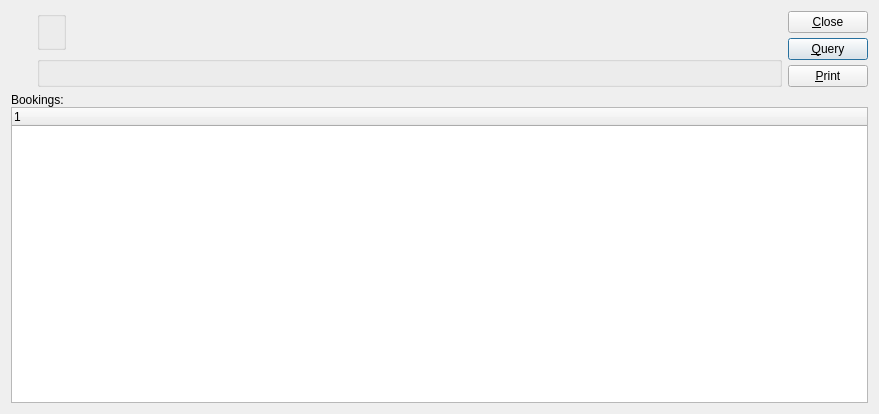
The window that guiclient/dspBookingsByShipTo.ui (Pegasus-RPG/xtuple-client) describes before a commit, drawn with Qt 5.
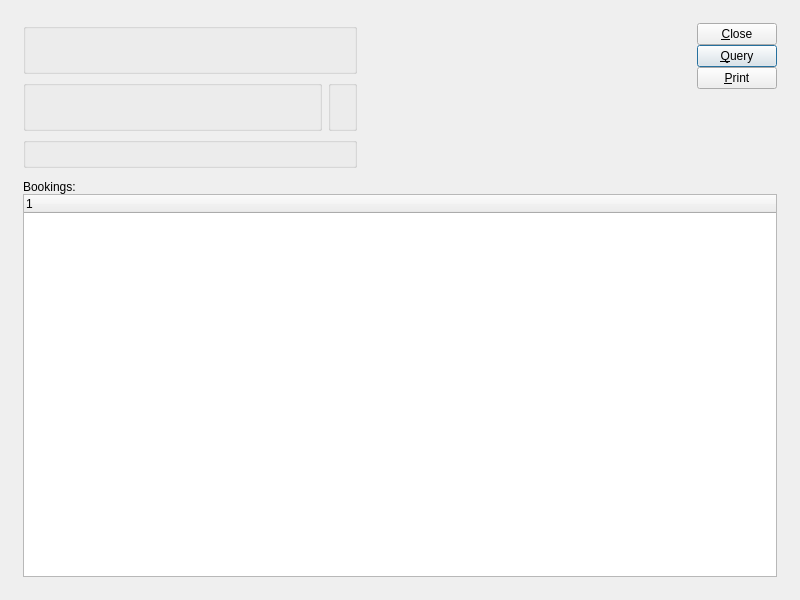
The same window after the commit. Custom widgets are drawn as their Qt base class.

Commit message: issue 8520:  Touch up layouts with tweaked clusters.

```diff
--- a/guiclient/dspBookingsByShipTo.ui
+++ b/guiclient/dspBookingsByShipTo.ui
@@ -13,18 +13,34 @@
    <rect>
     <x>0</x>
     <y>0</y>
-    <width>879</width>
-    <height>414</height>
+    <width>800</width>
+    <height>600</height>
    </rect>
   </property>
   <property name="windowTitle" >
    <string>Bookings by Ship-To</string>
   </property>
-   <layout class="QVBoxLayout" >
+  <layout class="QGridLayout" name="gridLayout_4" >
+   <item row="0" column="0" >
+    <layout class="QGridLayout" name="gridLayout_3" >
+     <property name="margin" >
+      <number>12</number>
+     </property>
+     <property name="spacing" >
+      <number>12</number>
+     </property>
+     <item row="0" column="0" >
+      <layout class="QHBoxLayout" name="horizontalLayout_3" >
     <item>
-     <layout class="QHBoxLayout" >
+        <layout class="QVBoxLayout" name="verticalLayout_2" >
       <item>
-       <layout class="QVBoxLayout" >
+          <widget class="QGroupBox" name="_custGroup" >
+           <property name="title" >
+            <string/>
+           </property>
+           <layout class="QGridLayout" name="gridLayout_2" >
+            <item row="0" column="0" >
+             <layout class="QVBoxLayout" name="verticalLayout" >
         <item>
          <widget class="CustCluster" name="_cust" />
         </item>
@@ -36,9 +52,9 @@
           <property name="orientation" >
            <enum>Qt::Vertical</enum>
           </property>
-          <property name="sizeHint" >
+                <property name="sizeHint" stdset="0" >
            <size>
-            <width>20</width>
+                  <width>17</width>
             <height>0</height>
            </size>
           </property>
@@ -46,39 +62,39 @@
         </item>
        </layout>
       </item>
+            <item row="0" column="1" >
+             <spacer name="horizontalSpacer" >
+              <property name="orientation" >
+               <enum>Qt::Horizontal</enum>
+              </property>
+              <property name="sizeHint" stdset="0" >
+               <size>
+                <width>0</width>
+                <height>20</height>
+               </size>
+              </property>
+             </spacer>
+            </item>
+           </layout>
+          </widget>
+         </item>
       <item>
-       <layout class="QVBoxLayout" >
+          <layout class="QHBoxLayout" name="horizontalLayout" >
         <item>
-         <layout class="QHBoxLayout" >
-          <item>
-           <widget class="WarehouseGroup" name="_warehouse" >
+            <widget class="QGroupBox" name="_dateGroup" >
             <property name="title" >
              <string/>
             </property>
-           </widget>
-          </item>
-          <item>
-           <layout class="QVBoxLayout" >
-            <property name="spacing" >
-             <number>0</number>
-            </property>
-            <item>
-             <layout class="QHBoxLayout" >
-              <property name="spacing" >
-               <number>0</number>
-              </property>
-              <item>
+             <layout class="QGridLayout" name="gridLayout" >
+              <item row="0" column="0" >
                <widget class="DateCluster" name="_dates" />
               </item>
-              <item>
-               <spacer>
+              <item row="0" column="1" >
+               <spacer name="horizontalSpacer_2" >
                 <property name="orientation" >
                  <enum>Qt::Horizontal</enum>
                 </property>
-                <property name="sizeType" >
-                 <enum>QSizePolicy::Expanding</enum>
-                </property>
-                <property name="sizeHint" >
+                <property name="sizeHint" stdset="0" >
                  <size>
                   <width>0</width>
                   <height>20</height>
@@ -87,21 +103,17 @@
                </spacer>
               </item>
              </layout>
+            </widget>
             </item>
             <item>
-             <spacer>
-              <property name="orientation" >
-               <enum>Qt::Vertical</enum>
-              </property>
-              <property name="sizeHint" >
-               <size>
-                <width>20</width>
-                <height>0</height>
-               </size>
-              </property>
-             </spacer>
-            </item>
-           </layout>
+            <widget class="WarehouseGroup" name="_warehouse" >
+             <property name="title" >
+              <string/>
+             </property>
+             <property name="fixedSize" >
+              <bool>false</bool>
+             </property>
+            </widget>
           </item>
          </layout>
         </item>
@@ -114,6 +126,22 @@
         </item>
        </layout>
       </item>
+       <item>
+        <spacer>
+         <property name="orientation" >
+          <enum>Qt::Horizontal</enum>
+         </property>
+         <property name="sizeType" >
+          <enum>QSizePolicy::Expanding</enum>
+         </property>
+         <property name="sizeHint" stdset="0" >
+          <size>
+           <width>13</width>
+           <height>47</height>
+          </size>
+         </property>
+        </spacer>
+       </item>
       <item>
        <layout class="QVBoxLayout" >
         <property name="spacing" >
@@ -122,7 +150,7 @@
         <item>
          <layout class="QVBoxLayout" >
           <property name="spacing" >
-           <number>5</number>
+            <number>0</number>
           </property>
           <item>
            <widget class="QPushButton" name="_close" >
@@ -164,7 +192,7 @@
           <property name="sizeType" >
            <enum>QSizePolicy::Expanding</enum>
           </property>
-          <property name="sizeHint" >
+           <property name="sizeHint" stdset="0" >
            <size>
             <width>20</width>
             <height>0</height>
@@ -176,7 +204,7 @@
       </item>
      </layout>
     </item>
-    <item>
+     <item row="1" column="0" >
      <widget class="QFrame" name="frame" >
       <property name="sizePolicy" >
        <sizepolicy vsizetype="Expanding" hsizetype="Preferred" >
@@ -194,16 +222,7 @@
        <property name="spacing" >
         <number>0</number>
        </property>
-       <property name="leftMargin" >
-        <number>0</number>
-       </property>
-       <property name="topMargin" >
-        <number>0</number>
-       </property>
-       <property name="rightMargin" >
-        <number>0</number>
-       </property>
-       <property name="bottomMargin" >
+        <property name="margin" >
         <number>0</number>
        </property>
        <item>
@@ -223,6 +242,8 @@
      </widget>
     </item>
    </layout>
+   </item>
+  </layout>
  </widget>
  <layoutdefault spacing="6" margin="11" />
  <pixmapfunction>qPixmapFromMimeSource</pixmapfunction>
```
Left out of the diff: 31 changed lines with no effect on the pictures. Lines whose indentation alone changed are shown as unchanged. The commit also changes 34 other files.
